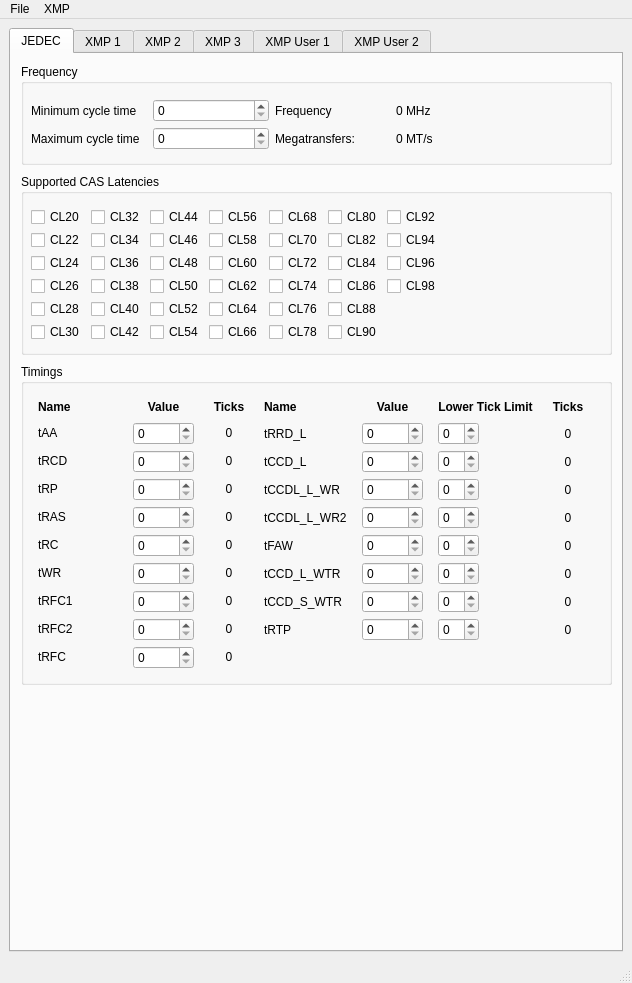
edlf/DDR5SPDEditor, file mainwindow.ui: the form before one commit.
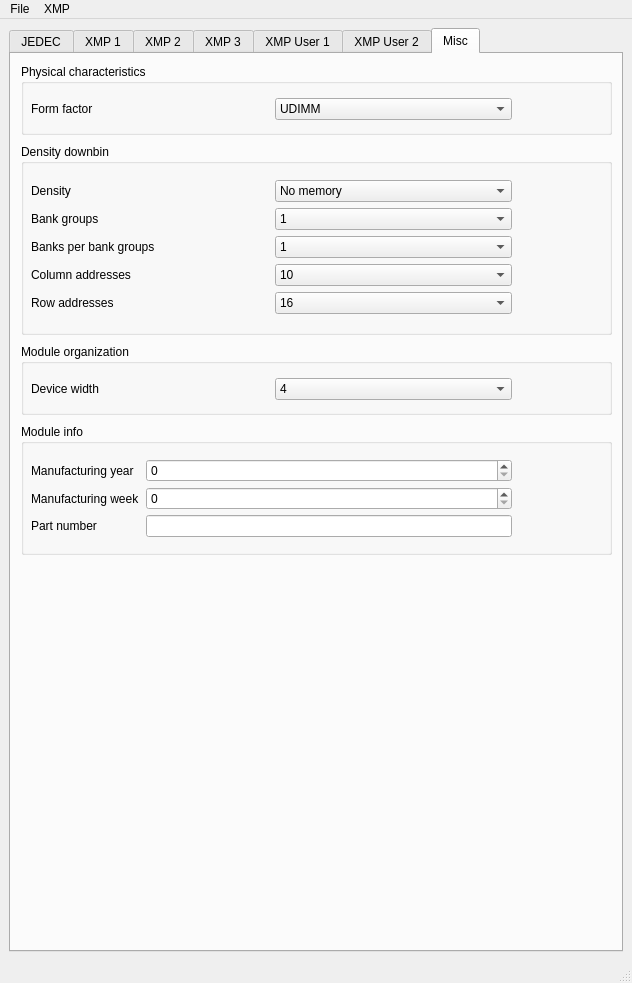
The form after the commit.

```diff
--- a/mainwindow.ui
+++ b/mainwindow.ui
@@ -26,7 +26,7 @@
          <bool>false</bool>
         </property>
         <property name="currentIndex">
-         <number>0</number>
+         <number>6</number>
         </property>
         <widget class="QWidget" name="tabJEDEC">
          <property name="toolTip">
@@ -11452,6 +11452,369 @@
           </widget>
          </widget>
         </widget>
+        <widget class="QWidget" name="tabMisc">
+         <attribute name="title">
+          <string>Misc</string>
+         </attribute>
+         <widget class="QGroupBox" name="groupBoxPhysicalcharacteristics">
+          <property name="geometry">
+           <rect>
+            <x>10</x>
+            <y>10</y>
+            <width>591</width>
+            <height>71</height>
+           </rect>
+          </property>
+          <property name="title">
+           <string>Physical characteristics</string>
+          </property>
+          <widget class="QWidget" name="gridLayoutWidget_4">
+           <property name="geometry">
+            <rect>
+             <x>10</x>
+             <y>30</y>
+             <width>481</width>
+             <height>31</height>
+            </rect>
+           </property>
+           <layout class="QGridLayout" name="gridLayout_3">
+            <property name="verticalSpacing">
+             <number>0</number>
+            </property>
+            <item row="0" column="0">
+             <widget class="QLabel" name="labelFormFactor">
+              <property name="text">
+               <string>Form factor</string>
+              </property>
+             </widget>
+            </item>
+            <item row="0" column="1">
+             <widget class="QComboBox" name="cbFormFactor">
+              <item>
+               <property name="text">
+                <string>UDIMM</string>
+               </property>
+              </item>
+              <item>
+               <property name="text">
+                <string>SODIMM</string>
+               </property>
+              </item>
+             </widget>
+            </item>
+           </layout>
+          </widget>
+         </widget>
+         <widget class="QGroupBox" name="groupBoxPhysicalcharacteristics_3">
+          <property name="geometry">
+           <rect>
+            <x>10</x>
+            <y>90</y>
+            <width>591</width>
+            <height>191</height>
+           </rect>
+          </property>
+          <property name="title">
+           <string>Density downbin</string>
+          </property>
+          <widget class="QWidget" name="gridLayoutWidget_6">
+           <property name="geometry">
+            <rect>
+             <x>10</x>
+             <y>30</y>
+             <width>481</width>
+             <height>151</height>
+            </rect>
+           </property>
+           <layout class="QGridLayout" name="gridLayout_5">
+            <property name="verticalSpacing">
+             <number>0</number>
+            </property>
+            <item row="1" column="0">
+             <widget class="QLabel" name="labelBankGroups">
+              <property name="text">
+               <string>Bank groups</string>
+              </property>
+             </widget>
+            </item>
+            <item row="3" column="0">
+             <widget class="QLabel" name="labelColumnAddresses">
+              <property name="text">
+               <string>Column addresses</string>
+              </property>
+             </widget>
+            </item>
+            <item row="0" column="0">
+             <widget class="QLabel" name="labelDensity">
+              <property name="text">
+               <string>Density</string>
+              </property>
+             </widget>
+            </item>
+            <item row="2" column="0">
+             <widget class="QLabel" name="labelBanksPerBankGroups">
+              <property name="text">
+               <string>Banks per bank groups</string>
+              </property>
+             </widget>
+            </item>
+            <item row="0" column="1">
+             <widget class="QComboBox" name="cdDensity">
+              <item>
+               <property name="text">
+                <string>No memory</string>
+               </property>
+              </item>
+              <item>
+               <property name="text">
+                <string>4Gb</string>
+               </property>
+              </item>
+              <item>
+               <property name="text">
+                <string>8Gb</string>
+               </property>
+              </item>
+              <item>
+               <property name="text">
+                <string>12Gb</string>
+               </property>
+              </item>
+              <item>
+               <property name="text">
+                <string>16Gb</string>
+               </property>
+              </item>
+              <item>
+               <property name="text">
+                <string>24Gb</string>
+               </property>
+              </item>
+              <item>
+               <property name="text">
+                <string>32Gb</string>
+               </property>
+              </item>
+              <item>
+               <property name="text">
+                <string>48Gb</string>
+               </property>
+              </item>
+              <item>
+               <property name="text">
+                <string>64Gb</string>
+               </property>
+              </item>
+             </widget>
+            </item>
+            <item row="4" column="0">
+             <widget class="QLabel" name="labelRowAddresses">
+              <property name="text">
+               <string>Row addresses</string>
+              </property>
+             </widget>
+            </item>
+            <item row="1" column="1">
+             <widget class="QComboBox" name="cbBankGroup">
+              <item>
+               <property name="text">
+                <string>1</string>
+               </property>
+              </item>
+              <item>
+               <property name="text">
+                <string>2</string>
+               </property>
+              </item>
+              <item>
+               <property name="text">
+                <string>4</string>
+               </property>
+              </item>
+              <item>
+               <property name="text">
+                <string>8</string>
+               </property>
+              </item>
+             </widget>
+            </item>
+            <item row="2" column="1">
+             <widget class="QComboBox" name="cbBanksPerBankGroup">
+              <item>
+               <property name="text">
+                <string>1</string>
+               </property>
+              </item>
+              <item>
+               <property name="text">
+                <string>2</string>
+               </property>
+              </item>
+              <item>
+               <property name="text">
+                <string>4</string>
+               </property>
+              </item>
+             </widget>
+            </item>
+            <item row="3" column="1">
+             <widget class="QComboBox" name="cbColumnAddresses">
+              <item>
+               <property name="text">
+                <string>10</string>
+               </property>
+              </item>
+              <item>
+               <property name="text">
+                <string>11</string>
+               </property>
+              </item>
+             </widget>
+            </item>
+            <item row="4" column="1">
+             <widget class="QComboBox" name="cbRowAddresses">
+              <item>
+               <property name="text">
+                <string>16</string>
+               </property>
+              </item>
+              <item>
+               <property name="text">
+                <string>17</string>
+               </property>
+              </item>
+              <item>
+               <property name="text">
+                <string>18</string>
+               </property>
+              </item>
+             </widget>
+            </item>
+           </layout>
+          </widget>
+         </widget>
+         <widget class="QGroupBox" name="groupBoxPhysicalcharacteristics_4">
+          <property name="geometry">
+           <rect>
+            <x>10</x>
+            <y>290</y>
+            <width>591</width>
+            <height>71</height>
+           </rect>
+          </property>
+          <property name="title">
+           <string>Module organization</string>
+          </property>
+          <widget class="QWidget" name="gridLayoutWidget_32">
+           <property name="geometry">
+            <rect>
+             <x>10</x>
+             <y>30</y>
+             <width>481</width>
+             <height>31</height>
+            </rect>
+           </property>
+           <layout class="QGridLayout" name="gridLayout_11">
+            <property name="verticalSpacing">
+             <number>0</number>
+            </property>
+            <item row="0" column="0">
+             <widget class="QLabel" name="labelDeviceWidth">
+              <property name="text">
+               <string>Device width</string>
+              </property>
+             </widget>
+            </item>
+            <item row="0" column="1">
+             <widget class="QComboBox" name="cdDeviceWidth">
+              <item>
+               <property name="text">
+                <string>4</string>
+               </property>
+              </item>
+              <item>
+               <property name="text">
+                <string>8</string>
+               </property>
+              </item>
+              <item>
+               <property name="text">
+                <string>16</string>
+               </property>
+              </item>
+              <item>
+               <property name="text">
+                <string>32</string>
+               </property>
+              </item>
+             </widget>
+            </item>
+           </layout>
+          </widget>
+         </widget>
+         <widget class="QGroupBox" name="groupBoxPhysicalcharacteristics_5">
+          <property name="geometry">
+           <rect>
+            <x>10</x>
+            <y>370</y>
+            <width>591</width>
+            <height>131</height>
+           </rect>
+          </property>
+          <property name="title">
+           <string>Module info</string>
+          </property>
+          <widget class="QWidget" name="gridLayoutWidget_33">
+           <property name="geometry">
+            <rect>
+             <x>10</x>
+             <y>30</y>
+             <width>481</width>
+             <height>91</height>
+            </rect>
+           </property>
+           <layout class="QGridLayout" name="gridLayout_12">
+            <property name="verticalSpacing">
+             <number>0</number>
+            </property>
+            <item row="2" column="0">
+             <widget class="QLabel" name="labelPartNumber">
+              <property name="text">
+               <string>Part number</string>
+              </property>
+             </widget>
+            </item>
+            <item row="1" column="0">
+             <widget class="QLabel" name="labelManufacturingMonth">
+              <property name="text">
+               <string>Manufacturing week</string>
+              </property>
+             </widget>
+            </item>
+            <item row="0" column="0">
+             <widget class="QLabel" name="labelManufacturingYear">
+              <property name="text">
+               <string>Manufacturing year</string>
+              </property>
+             </widget>
+            </item>
+            <item row="0" column="1">
+             <widget class="QSpinBox" name="sbManufacturingYear"/>
+            </item>
+            <item row="1" column="1">
+             <widget class="QSpinBox" name="sbManufacturingWeek"/>
+            </item>
+            <item row="2" column="1">
+             <widget class="QLineEdit" name="lePartNumber">
+              <property name="maxLength">
+               <number>30</number>
+              </property>
+             </widget>
+            </item>
+           </layout>
+          </widget>
+         </widget>
+        </widget>
        </widget>
       </item>
      </layout>
```
Left out of the diff: 24 changed lines with no effect on the pictures.
